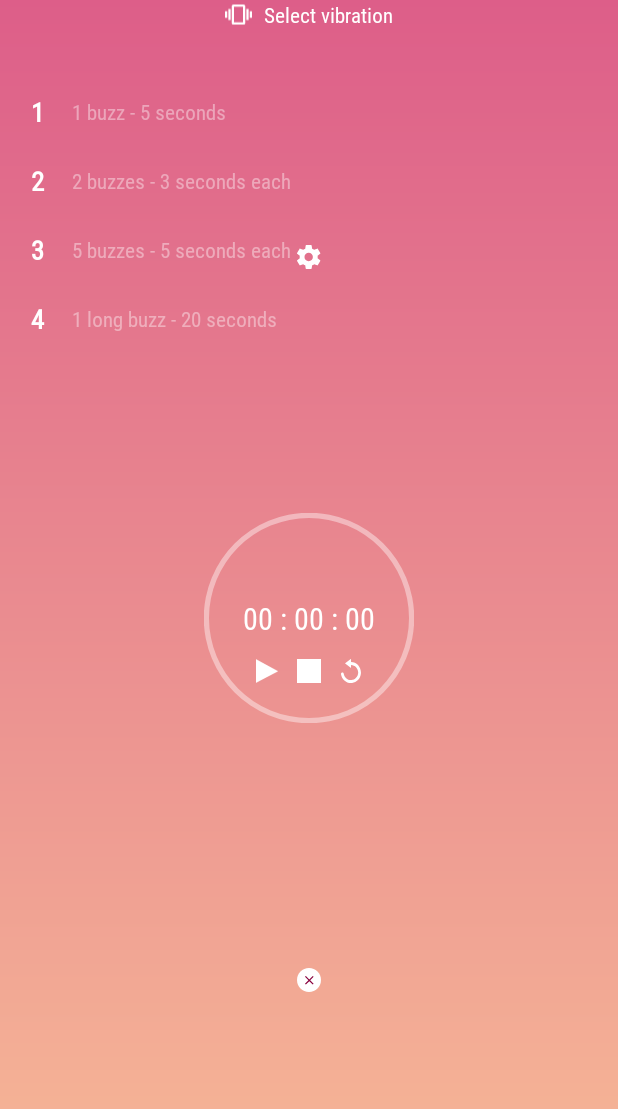
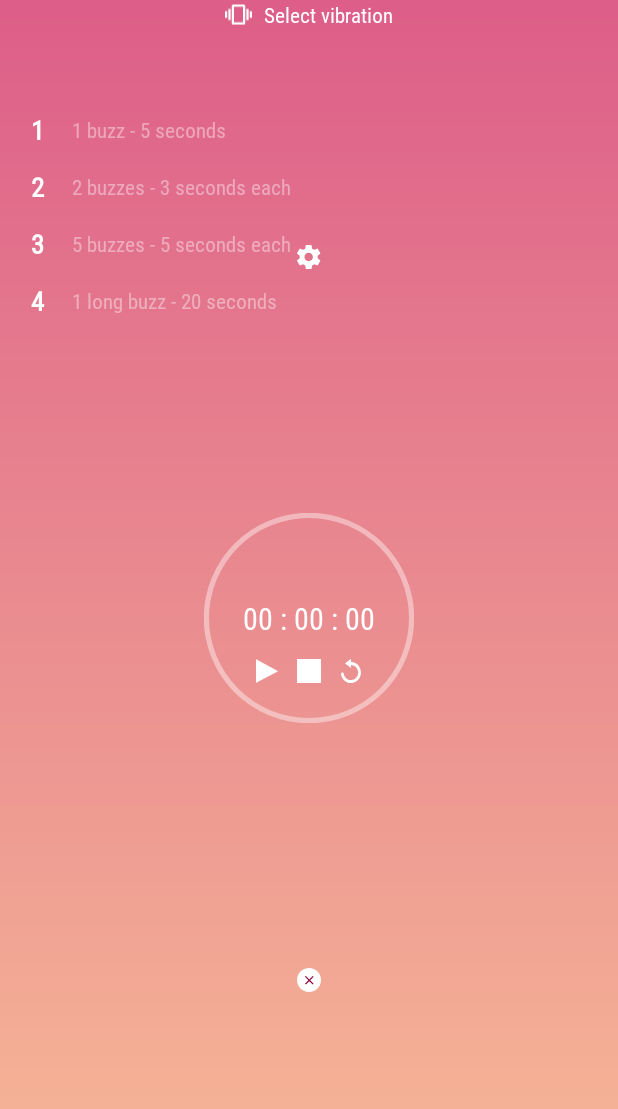
Before and after one commit to alex-melnyk/android-watch-app, an Android app: the fragment SetTimerVibrationFragment placed in its activity, on a phone screen of 412 x 824 dp. Shown: the top 1109 px of the screen. Run offline under Robolectric (Android 15) with nearby library versions, the phone set to English and light mode, and no system bars; libraries missing offline, so code that uses them is left out: android.support.wear; plain views replace BoxInsetLayout; 9 statements that could not run were skipped.

```diff
--- a/app/src/main/res/layout/fragment_set_vibration.xml
+++ b/app/src/main/res/layout/fragment_set_vibration.xml
@@ -37,9 +37,9 @@
         android:id="@+id/wrvVibrations"
         android:layout_width="0dp"
         android:layout_height="0dp"
-        android:paddingTop="32dp"
+        android:paddingTop="48dp"
         android:clipToPadding="false"
-        android:paddingBottom="72dp"
+        android:paddingBottom="48dp"
         android:layout_marginStart="10dp"
         android:overScrollMode="never"
         app:layout_constraintBottom_toBottomOf="parent"
--- a/app/src/main/res/layout/item_timer_vibrations.xml
+++ b/app/src/main/res/layout/item_timer_vibrations.xml
@@ -10,8 +10,8 @@
         xmlns:android="http://schemas.android.com/apk/res/android"
         xmlns:app="http://schemas.android.com/apk/res-auto"
         android:id="@+id/flSingleLine"
-        android:paddingTop="8dp"
-        android:paddingBottom="8dp"
+        android:paddingTop="4dp"
+        android:paddingBottom="4dp"
         android:layout_width="match_parent"
         android:layout_height="wrap_content">
 
```
Also changed, not shown: app/src/main/java/com/igorganapolsky/vibratingwatchapp/presentation/details/TimerDetailsViewModel.java (+8 -7 lines).
